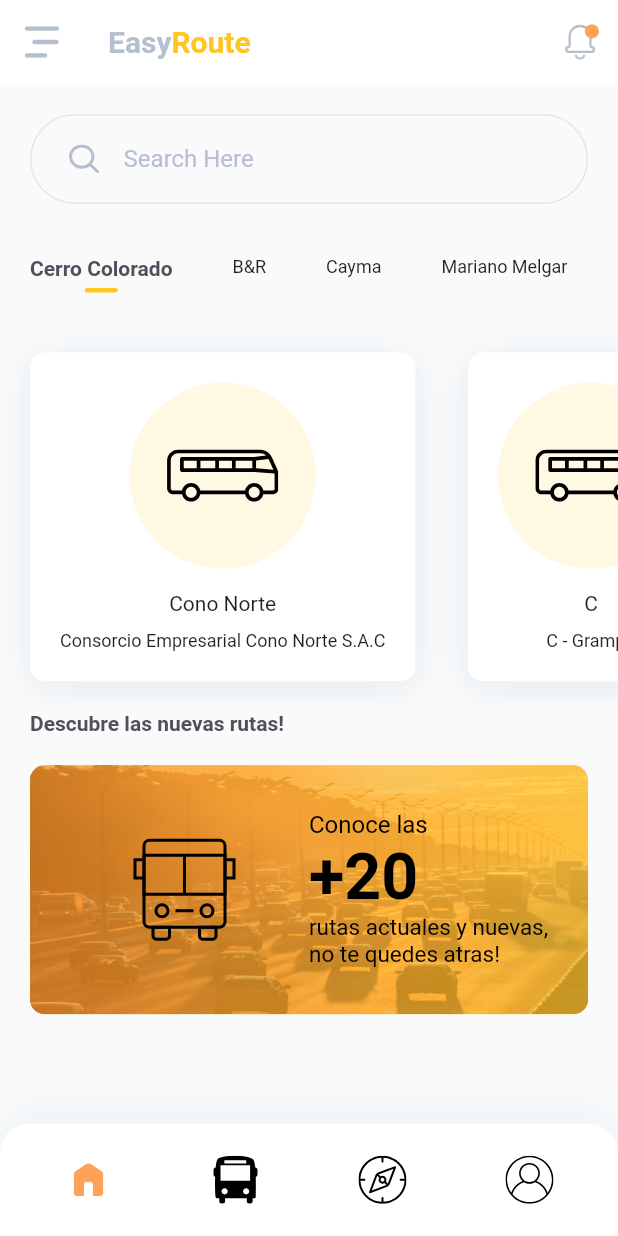
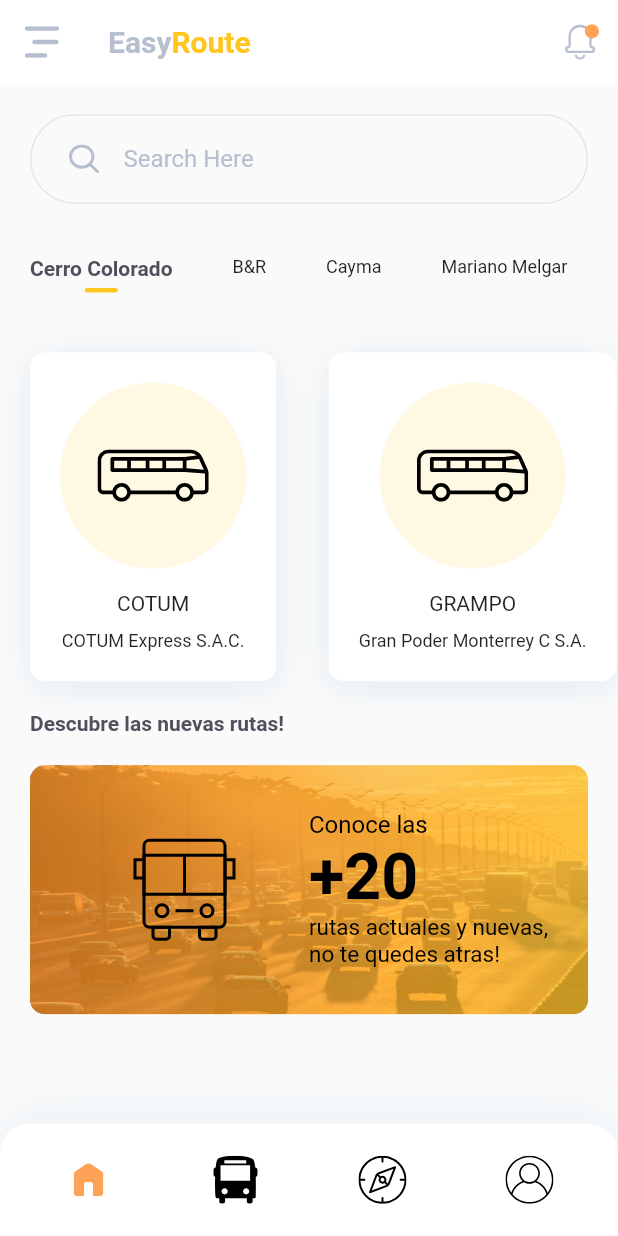
Before and after one commit to Vef0/easyroputeapp, a Flutter app: the HomeScreen screen opened directly, on a phone screen of 412 x 824 dp. Run offline on Flutter 3.47's test engine with Material 2 defaults, Android fonts, the phone set to English and light mode, and no system bars; our stand-ins replace flutter_svg, google_fonts, smooth_star_rating.

Commit message:
UI completed

```diff
--- a/lib/main_menu/screens/details/components/app_bar.dart
+++ b/lib/main_menu/screens/details/components/app_bar.dart
@@ -9,7 +9,8 @@ AppBar detailsAppBar() {
         Icons.arrow_back,
         color: Colors.white,
       ),
-      onPressed: () {},
+      onPressed: () {
+      },
     ),
     actions: <Widget>[
       IconButton(
--- a/lib/main_menu/screens/details/components/order_button.dart
+++ b/lib/main_menu/screens/details/components/order_button.dart
@@ -34,7 +34,7 @@ class OrderButton extends StatelessWidget {
                 SvgPicture.asset("assets/icons/bag.svg"),
                 SizedBox(width: 10),
                 Text(
-                  "Order Now",
+                  "Agregar a la lista ahora",
                   style: TextStyle(
                     color: Colors.white,
                     fontWeight: FontWeight.bold,
--- a/lib/main_menu/screens/details/components/title_price_rating.dart
+++ b/lib/main_menu/screens/details/components/title_price_rating.dart
@@ -39,7 +39,7 @@ class TitlePriceRating extends StatelessWidget {
                       onRated: onRatingChanged,
                     ),
                     SizedBox(width: 10),
-                    Text("$numOfReviews reviews"),
+                    Text("$numOfReviews reseñas"),
                   ],
                 ),
               ],
--- a/lib/main_menu/screens/home/components/item_card.dart
+++ b/lib/main_menu/screens/home/components/item_card.dart
@@ -33,7 +33,7 @@ class ItemCard extends StatelessWidget {
       child: Material(
         color: Colors.transparent,
         child: InkWell(
-          onTap: () {},
+          onTap: () {press.call();},
           child: Padding(
             padding: const EdgeInsets.all(20.0),
             child: Column(
--- a/lib/main_menu/screens/home/components/item_list.dart
+++ b/lib/main_menu/screens/home/components/item_list.dart
@@ -14,9 +14,6 @@ class ItemList extends StatelessWidget {
       child: Row(
         children: <Widget>[
           ItemCard(
-            svgSrc: "assets/icons/mainbus.svg",
-            title: "Cono Norte",
-            shopName: "Consorcio Empresarial Cono Norte S.A.C",
             press: () {
               Navigator.push(
                 context,
@@ -25,17 +22,20 @@ class ItemList extends StatelessWidget {
                 ),
               );
             },
+            svgSrc: "assets/icons/mainbus.svg",
+            title: "COTUM",
+            shopName: "COTUM Express S.A.C.",
           ),
           ItemCard(
             svgSrc: "assets/icons/mainbus.svg",
-            title: "C",
-            shopName: "C - Grampo",
+            title: "GRAMPO",
+            shopName: "Gran Poder Monterrey C S.A.",
             press: () {},
           ),
           ItemCard(
             svgSrc: "assets/icons/mainbus.svg",
-            title: "Burger & Beer",
-            shopName: "MacDonald's",
+            title: "P",
+            shopName: "AQP Masivo S.A.C.",
             press: () {},
           )
         ],
--- a/pubspec.yaml
+++ b/pubspec.yaml
@@ -31,11 +31,14 @@ dependencies:
   # The following adds the Cupertino Icons font to your application.
   # Use with the CupertinoIcons class for iOS style icons.
   cupertino_icons: ^1.0.2
+  provider: ^5.0.0
+  firebase_core: ^1.2.0
+  firebase_auth: ^1.2.0
 
 dev_dependencies:
   flutter_test:
     sdk: flutter
-  google_fonts: ^0.3.5
+  google_fonts: ^2.1.0
 
 # For information on the generic Dart part of this file, see the
 # following page: https://dart.dev/tools/pub/pubspec
```
Also changed, not shown: lib/main_menu/screens/details/components/body.dart (+5 -5 lines), assets/icons/chinese_noodles.svg (deleted), assets/icons/offbus.svg (deleted), assets/images/beyond-meat-mcdonalds.png (deleted), assets/images/burger.png (deleted), pubspec.lock, 2 other files.
